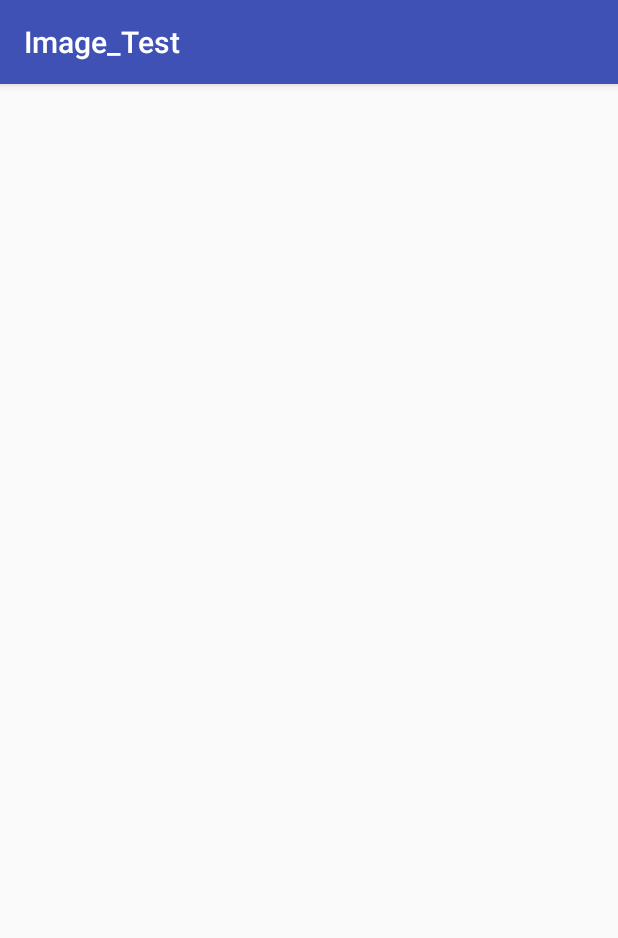
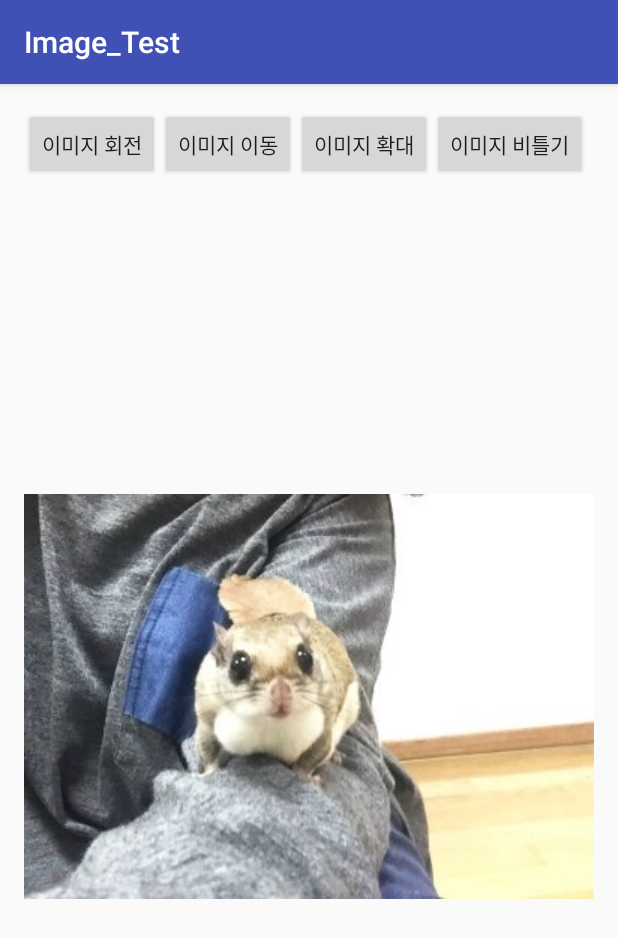
Before and after one commit to yujinyoung/Image_Test, an Android app: the screen it shows after launch (MainActivity), on a phone screen of 412 x 824 dp. Shown: the top 938 px of the screen. Run offline under Robolectric (Android 15) with nearby library versions, the phone set to English and light mode, and no system bars.

Commit message:
#4 Make Button

```diff
--- a/app/build.gradle
+++ b/app/build.gradle
@@ -23,4 +23,5 @@ dependencies {
     compile fileTree(dir: 'libs', include: ['*.jar'])
     testCompile 'junit:junit:4.12'
     compile 'com.android.support:appcompat-v7:24.0.0-alpha2'
+    compile 'com.google.android.gms:play-services-appindexing:8.1.0'
 }
--- a/app/src/main/AndroidManifest.xml
+++ b/app/src/main/AndroidManifest.xml
@@ -14,7 +14,11 @@
 
                 <category android:name="android.intent.category.LAUNCHER" />
             </intent-filter>
-        </activity>
+        </activity><!-- ATTENTION: This was auto-generated to add Google Play services to your project for
+     App Indexing.  See https://g.co/AppIndexing/AndroidStudio for more information. -->
+        <meta-data
+            android:name="com.google.android.gms.version"
+            android:value="@integer/google_play_services_version" />
     </application>
 
 </manifest>
--- a/app/src/main/java/kr/hs/emirim/dbwlsdud0407/image_test/MainActivity.java
+++ b/app/src/main/java/kr/hs/emirim/dbwlsdud0407/image_test/MainActivity.java
@@ -4,16 +4,53 @@ import android.content.Context;
 import android.graphics.Bitmap;
 import android.graphics.BitmapFactory;
 import android.graphics.Canvas;
+import android.net.Uri;
 import android.support.v7.app.AppCompatActivity;
 import android.os.Bundle;
+import android.support.v7.widget.LinearLayoutCompat;
 import android.view.View;
+import android.widget.Button;
+import android.widget.LinearLayout;
+
+import com.google.android.gms.appindexing.Action;
+import com.google.android.gms.appindexing.AppIndex;
+import com.google.android.gms.common.api.GoogleApiClient;
 
 public class MainActivity extends AppCompatActivity {
+    MyImage mIng;
+    static final int ORIGINAL=0;
+    static final int ROTATE=1;
+    static final int TRANSLATE=2;
+    static final int SCALE=3;
+    static final int SKEW=4;
+    int choose=ORIGINAL;
 
     @Override
     protected void onCreate(Bundle savedInstanceState) {
         super.onCreate(savedInstanceState);
+//        setContentView(new MyImage(getApplicationContext()));
         setContentView(R.layout.activity_main);
+        LinearLayout linear1 = (LinearLayout)findViewById(R.id.linear1);
+        mIng = new MyImage(getApplicationContext());
+        linear1.addView(mIng);
     }
+    public void imageTurn(View v){
+        switch (v.getId()){
+            case R.id.b1 :
+                choose=ROTATE;
+                break;
+            case R.id.b2:
+                choose=TRANSLATE;
+                break;
+            case R.id.b3:
+                choose=SCALE;
+                break;
+            case R.id.b4:
+                choose=SKEW;
+                break;
+        }
+        mIng.setChoose(choose);
+        mIng.invalidate(); //onDraw를 다시 호출하는 방법
 
+    }
 }
--- a/app/src/main/java/kr/hs/emirim/dbwlsdud0407/image_test/MyImage.java
+++ b/app/src/main/java/kr/hs/emirim/dbwlsdud0407/image_test/MyImage.java
@@ -10,12 +10,21 @@ import android.view.View;
  * Created by appcreator08 on 2016. 9. 26..
  */
 public class MyImage extends View {
+    int choose=MainActivity.ORIGINAL;
+    Bitmap picture;
     MyImage(Context context) {
+
         super(context);  //view상속 가능
+        picture = BitmapFactory.decodeResource(getResources(), R.drawable.daramge);
+    }
+    public void setChoose(int choose){
+        this.choose=choose;
+
+
     }
     protected void onDraw(Canvas canvas) {
         super.onDraw(canvas);
-        Bitmap picture = BitmapFactory.decodeResource(getResources(), R.drawable.daramge);
+
         float cx = getWidth() / 2.0f;
         float cy = getHeight() / 2.0f;
         float x = (getWidth() - picture.getWidth()) / 2.0f;
@@ -23,7 +32,22 @@ public class MyImage extends View {
         //canvas.rotate(180,cx,cy); //회전
         //canvas.translate(-150,200);//이동
         // canvas.scale(2,2,cx,cy);//크기변경
-        canvas.skew(0.4f, 0.4f);
+        //canvas.skew(0.4f, 0.4f);
+
+        switch (choose){
+            case MainActivity.ROTATE:
+                canvas.rotate(180,cx,cy);
+                break;
+            case MainActivity.TRANSLATE:
+                canvas.translate(-150,200);
+                break;
+            case MainActivity.SCALE:
+                canvas.scale(2,2,cx,cy);
+                break;
+            case MainActivity.SKEW:
+                canvas.skew(0.4f, 0.4f);
+                break;
+        }
         canvas.drawBitmap(picture, x, y, null);
     }
   }
--- a/app/src/main/res/layout/activity_main.xml
+++ b/app/src/main/res/layout/activity_main.xml
@@ -7,34 +7,47 @@
     android:paddingLeft="@dimen/activity_horizontal_margin"
     android:paddingRight="@dimen/activity_horizontal_margin"
     android:paddingTop="@dimen/activity_vertical_margin"
-    tools:context="kr.hs.emirim.dbwlsdud0407.image_test.MainActivity">
+    tools:context="kr.hs.emirim.dbwlsdud0407.image_test.MainActivity"
+    android:orientation="vertical">
 
     <LinearLayout
         android:layout_width="match_parent"
-        android:layout_height="wrap_content"  >
+        android:layout_height="wrap_content"
+        android:orientation="horizontal"
+        >
         <Button
+            android:id="@+id/b1"
             android:layout_width="wrap_content"
             android:layout_height="wrap_content"
             android:text="@string/but_rotate_label"
+            android:onClick="imageTurn"
             />
         <Button
+            android:id="@+id/b2"
             android:layout_width="wrap_content"
             android:layout_height="wrap_content"
             android:text="@string/but_transform_label"
+            android:onClick="imageTurn"
             />
         <Button
+            android:id="@+id/b3"
             android:layout_width="wrap_content"
             android:layout_height="wrap_content"
             android:text="@string/but_scale_label"
+            android:onClick="imageTurn"
             />
         <Button
+            android:id="@+id/b4"
             android:layout_width="wrap_content"
             android:layout_height="wrap_content"
             android:text="@string/but_skrew_label"
+            android:onClick="imageTurn"
             />
-
 </LinearLayout>
-<kr.hs.emirim.dbwlsdud0407.image_test.MyImage
+<LinearLayout
+    android:id="@+id/linear1"
     android:layout_width="match_parent"
-    android:layout_height="match_parent" />
-    </LinearLayout>
+    android:layout_height="match_parent"
+    android:orientation="horizontal"
+    ></LinearLayout>
+</LinearLayout>
```
